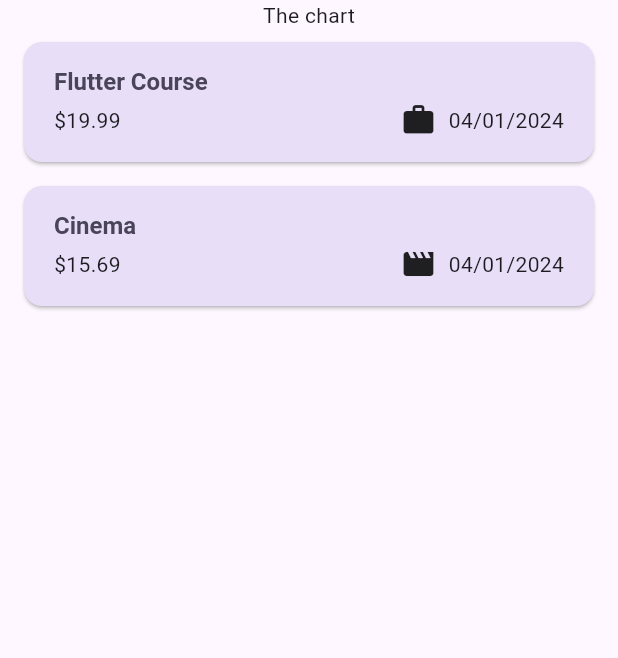
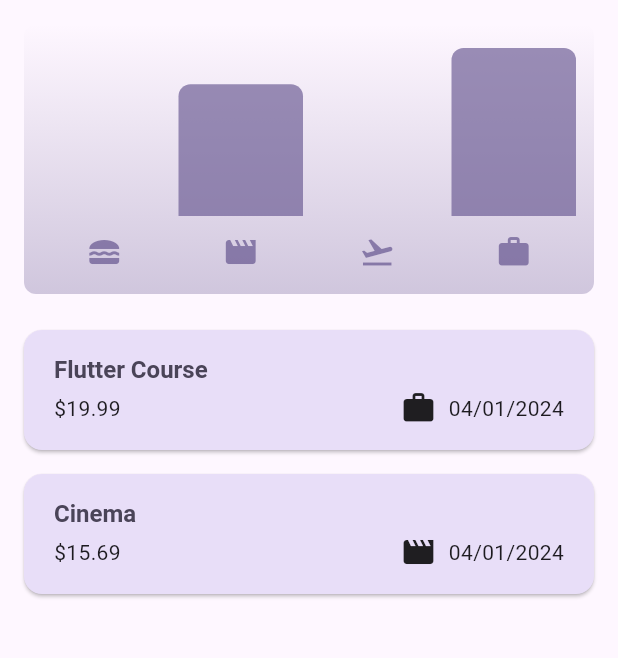
Before and after one commit to dobrewhey/expense_tracker, a Flutter app: the screen it shows after launch, on a phone screen of 412 x 824 dp, the part 84-742 px from its top. Run offline on Flutter 3.47's test engine with Material 3 defaults, Android fonts, the phone set to English and light mode, and no system bars.

Commit message:
Chart init

```diff
--- a/expense_tracker/lib/models/expense.dart
+++ b/expense_tracker/lib/models/expense.dart
@@ -33,3 +33,28 @@ class Expense {
     return formater.format(date);
   }
 }
+
+class ExpenseBucket {
+  const ExpenseBucket({
+    required this.category,
+    required this.expenses,
+  });
+
+  ExpenseBucket.forCategory(List<Expense> allExpenses, this.category)
+      : expenses = allExpenses
+            .where((expense) => expense.category == category)
+            .toList();
+
+  final Category category;
+  final List<Expense> expenses;
+
+  double get totalExpenses {
+    double sum = 0;
+
+    for (final expense in expenses) {
+      sum += expense.amount;
+    }
+
+    return sum;
+  }
+}
--- /dev/null
+++ b/expense_tracker/lib/widgets/chart/chart.dart
@@ -0,0 +1,95 @@
+import 'package:flutter/material.dart';
+
+import 'package:expense_tracker/widgets/chart/chart_bar.dart';
+import 'package:expense_tracker/models/expense.dart';
+
+class Chart extends StatelessWidget {
+  const Chart({super.key, required this.expenses});
+
+  final List<Expense> expenses;
+
+  List<ExpenseBucket> get buckets {
+    return [
+      ExpenseBucket.forCategory(expenses, Category.food),
+      ExpenseBucket.forCategory(expenses, Category.leisure),
+      ExpenseBucket.forCategory(expenses, Category.travel),
+      ExpenseBucket.forCategory(expenses, Category.work),
+    ];
+  }
+
+  double get maxTotalExpense {
+    double maxTotalExpense = 0;
+
+    for (final bucket in buckets) {
+      if (bucket.totalExpenses > maxTotalExpense) {
+        maxTotalExpense = bucket.totalExpenses;
+      }
+    }
+
+    return maxTotalExpense;
+  }
+
+  @override
+  Widget build(BuildContext context) {
+    final isDarkMode =
+        MediaQuery.of(context).platformBrightness == Brightness.dark;
+    return Container(
+      margin: const EdgeInsets.all(16),
+      padding: const EdgeInsets.symmetric(
+        vertical: 16,
+        horizontal: 8,
+      ),
+      width: double.infinity,
+      height: 180,
+      decoration: BoxDecoration(
+        borderRadius: BorderRadius.circular(8),
+        gradient: LinearGradient(
+          colors: [
+            Theme.of(context).colorScheme.primary.withOpacity(0.3),
+            Theme.of(context).colorScheme.primary.withOpacity(0.0)
+          ],
+          begin: Alignment.bottomCenter,
+          end: Alignment.topCenter,
+        ),
+      ),
+      child: Column(
+        children: [
+          Expanded(
+            child: Row(
+              crossAxisAlignment: CrossAxisAlignment.end,
+              children: [
+                for (final bucket in buckets) // alternative to map()
+                  ChartBar(
+                    fill: bucket.totalExpenses == 0
+                        ? 0
+                        : bucket.totalExpenses / maxTotalExpense,
+                  )
+              ],
+            ),
+          ),
+          const SizedBox(height: 12),
+          Row(
+            children: buckets
+                .map(
+                  (bucket) => Expanded(
+                    child: Padding(
+                      padding: const EdgeInsets.symmetric(horizontal: 4),
+                      child: Icon(
+                        categoryIcons[bucket.category],
+                        color: isDarkMode
+                            ? Theme.of(context).colorScheme.secondary
+                            : Theme.of(context)
+                                .colorScheme
+                                .primary
+                                .withOpacity(0.7),
+                      ),
+                    ),
+                  ),
+                )
+                .toList(),
+          )
+        ],
+      ),
+    );
+  }
+}
--- /dev/null
+++ b/expense_tracker/lib/widgets/chart/chart_bar.dart
@@ -0,0 +1,34 @@
+import 'package:flutter/material.dart';
+
+class ChartBar extends StatelessWidget {
+  const ChartBar({
+    super.key,
+    required this.fill,
+  });
+
+  final double fill;
+
+  @override
+  Widget build(BuildContext context) {
+    final isDarkMode =
+        MediaQuery.of(context).platformBrightness == Brightness.dark;
+    return Expanded(
+      child: Padding(
+        padding: const EdgeInsets.symmetric(horizontal: 4),
+        child: FractionallySizedBox(
+          heightFactor: fill,
+          child: DecoratedBox(
+            decoration: BoxDecoration(
+              shape: BoxShape.rectangle,
+              borderRadius:
+                  const BorderRadius.vertical(top: Radius.circular(8)),
+              color: isDarkMode
+                  ? Theme.of(context).colorScheme.secondary
+                  : Theme.of(context).colorScheme.primary.withOpacity(0.65),
+            ),
+          ),
+        ),
+      ),
+    );
+  }
+}
--- a/expense_tracker/lib/widgets/expenses.dart
+++ b/expense_tracker/lib/widgets/expenses.dart
@@ -1,3 +1,4 @@
+import 'package:expense_tracker/widgets/chart/chart.dart';
 import 'package:expense_tracker/widgets/expenses_list/expenses_list.dart';
 import 'package:expense_tracker/models/expense.dart';
 import 'package:expense_tracker/widgets/new_expense.dart';
@@ -88,7 +89,10 @@ class _ExpensesState extends State<Expenses> {
         ],
       ),
       body: Column(
-        children: [const Text('The chart'), Expanded(child: mainContent)],
+        children: [
+          Chart(expenses: _registeredExpenses),
+          Expanded(child: mainContent),
+        ],
       ),
     );
   }
```
